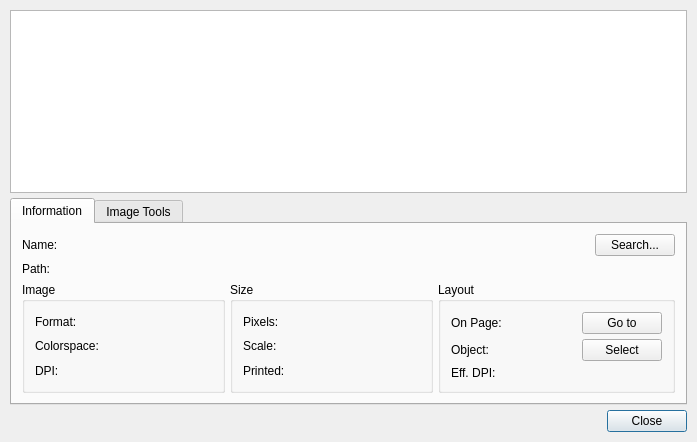
scribusproject/scribus, file scribus/picstatus.ui: the form before one commit.
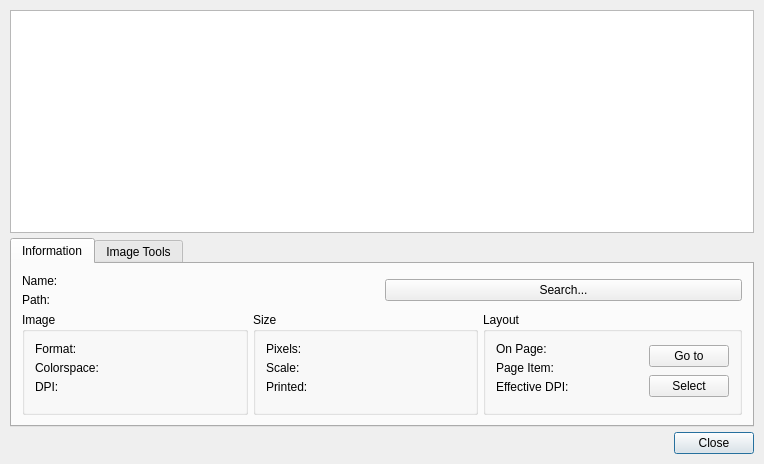
The form after the commit.

Commit message: #7298: Add tooltips to Manage Images dialog

```diff
--- a/scribus/picstatus.ui
+++ b/scribus/picstatus.ui
@@ -8,8 +8,8 @@
    <rect>
     <x>0</x>
     <y>0</y>
-    <width>697</width>
-    <height>442</height>
+    <width>764</width>
+    <height>464</height>
    </rect>
   </property>
   <property name="windowTitle" >
@@ -77,49 +77,48 @@
       <number>0</number>
      </property>
      <widget class="QWidget" name="tabInfo" >
+      <property name="geometry" >
+       <rect>
+        <x>0</x>
+        <y>0</y>
+        <width>736</width>
+        <height>181</height>
+       </rect>
+      </property>
       <attribute name="title" >
        <string>Information</string>
       </attribute>
-      <layout class="QVBoxLayout" >
-       <property name="spacing" >
-        <number>5</number>
-       </property>
-       <property name="leftMargin" >
-        <number>10</number>
-       </property>
-       <property name="topMargin" >
-        <number>10</number>
-       </property>
-       <property name="rightMargin" >
-        <number>10</number>
-       </property>
-       <property name="bottomMargin" >
-        <number>10</number>
-       </property>
+      <layout class="QVBoxLayout" name="verticalLayout_2" >
        <item>
-        <layout class="QGridLayout" >
-         <property name="leftMargin" >
-          <number>0</number>
-         </property>
-         <property name="topMargin" >
-          <number>0</number>
-         </property>
-         <property name="rightMargin" >
-          <number>0</number>
-         </property>
-         <property name="bottomMargin" >
-          <number>0</number>
-         </property>
-         <property name="horizontalSpacing" >
-          <number>5</number>
-         </property>
-         <property name="verticalSpacing" >
-          <number>5</number>
-         </property>
-         <item row="1" column="1" >
-          <widget class="QLabel" name="displayPath" >
+        <layout class="QHBoxLayout" name="horizontalLayout_3" >
+         <item>
+          <layout class="QFormLayout" name="formLayout_4" >
+           <item row="0" column="0" >
+            <widget class="QLabel" name="textLabel1" >
+             <property name="sizePolicy" >
+              <sizepolicy vsizetype="Preferred" hsizetype="Minimum" >
+               <horstretch>0</horstretch>
+               <verstretch>0</verstretch>
+              </sizepolicy>
+             </property>
+             <property name="minimumSize" >
+              <size>
+               <width>70</width>
+               <height>0</height>
+              </size>
+             </property>
+             <property name="text" >
+              <string>Name:</string>
+             </property>
+             <property name="wordWrap" >
+              <bool>false</bool>
+             </property>
+            </widget>
+           </item>
+           <item row="0" column="1" >
+            <widget class="QLabel" name="displayName" >
            <property name="sizePolicy" >
-            <sizepolicy vsizetype="Preferred" hsizetype="Expanding" >
+              <sizepolicy vsizetype="Preferred" hsizetype="Maximum" >
              <horstretch>0</horstretch>
              <verstretch>0</verstretch>
             </sizepolicy>
@@ -163,7 +162,37 @@
            </property>
           </widget>
          </item>
-         <item row="0" column="2" >
+           <item row="1" column="1" >
+            <widget class="QLabel" name="displayPath" >
+             <property name="sizePolicy" >
+              <sizepolicy vsizetype="Preferred" hsizetype="Maximum" >
+               <horstretch>0</horstretch>
+               <verstretch>0</verstretch>
+              </sizepolicy>
+             </property>
+             <property name="minimumSize" >
+              <size>
+               <width>220</width>
+               <height>0</height>
+              </size>
+             </property>
+             <property name="toolTip" >
+              <string>Location where the image file is stored</string>
+             </property>
+             <property name="text" >
+              <string/>
+             </property>
+             <property name="alignment" >
+              <set>Qt::AlignLeading|Qt::AlignLeft|Qt::AlignVCenter</set>
+             </property>
+             <property name="wordWrap" >
+              <bool>false</bool>
+             </property>
+            </widget>
+           </item>
+          </layout>
+         </item>
+         <item>
           <widget class="QPushButton" name="searchButton" >
            <property name="text" >
             <string>Search...</string>
@@ -176,122 +205,23 @@
            </property>
           </widget>
          </item>
-         <item row="0" column="1" >
-          <widget class="QLabel" name="displayName" >
-           <property name="sizePolicy" >
-            <sizepolicy vsizetype="Preferred" hsizetype="Expanding" >
-             <horstretch>0</horstretch>
-             <verstretch>0</verstretch>
-            </sizepolicy>
-           </property>
-           <property name="minimumSize" >
-            <size>
-             <width>220</width>
-             <height>0</height>
-            </size>
-           </property>
-           <property name="text" >
-            <string/>
-           </property>
-           <property name="alignment" >
-            <set>Qt::AlignLeading|Qt::AlignLeft|Qt::AlignVCenter</set>
-           </property>
-           <property name="wordWrap" >
-            <bool>false</bool>
-           </property>
-          </widget>
-         </item>
-         <item row="0" column="0" >
-          <widget class="QLabel" name="textLabel1" >
-           <property name="sizePolicy" >
-            <sizepolicy vsizetype="Preferred" hsizetype="Minimum" >
-             <horstretch>0</horstretch>
-             <verstretch>0</verstretch>
-            </sizepolicy>
-           </property>
-           <property name="minimumSize" >
-            <size>
-             <width>70</width>
-             <height>0</height>
-            </size>
-           </property>
-           <property name="text" >
-            <string>Name:</string>
-           </property>
-           <property name="wordWrap" >
-            <bool>false</bool>
-           </property>
-          </widget>
-         </item>
         </layout>
        </item>
        <item>
-        <layout class="QHBoxLayout" >
-         <property name="spacing" >
-          <number>5</number>
-         </property>
-         <property name="leftMargin" >
-          <number>0</number>
-         </property>
-         <property name="topMargin" >
-          <number>0</number>
-         </property>
-         <property name="rightMargin" >
-          <number>0</number>
-         </property>
-         <property name="bottomMargin" >
-          <number>0</number>
-         </property>
+        <layout class="QHBoxLayout" name="horizontalLayout_2" >
          <item>
           <widget class="QGroupBox" name="groupImage" >
            <property name="title" >
             <string>Image</string>
            </property>
-           <layout class="QGridLayout" >
-            <property name="leftMargin" >
-             <number>10</number>
-            </property>
-            <property name="topMargin" >
-             <number>10</number>
-            </property>
-            <property name="rightMargin" >
-             <number>10</number>
-            </property>
-            <property name="bottomMargin" >
-             <number>10</number>
-            </property>
-            <property name="horizontalSpacing" >
-             <number>5</number>
-            </property>
-            <property name="verticalSpacing" >
-             <number>5</number>
-            </property>
-            <item row="1" column="1" >
-             <widget class="QLabel" name="displayColorspace" >
-              <property name="minimumSize" >
-               <size>
-                <width>70</width>
-                <height>0</height>
-               </size>
-              </property>
+           <layout class="QFormLayout" name="formLayout" >
+            <item row="0" column="0" >
+             <widget class="QLabel" name="textLabel6" >
               <property name="text" >
-               <string/>
+               <string>Format:</string>
               </property>
-              <property name="wordWrap" >
-               <bool>false</bool>
-              </property>
-             </widget>
-            </item>
-            <item row="2" column="1" >
-             <widget class="QLabel" name="displayDPI" >
-              <property name="minimumSize" >
-               <size>
-                <width>70</width>
-                <height>0</height>
-               </size>
-              </property>
-              <property name="text" >
-               <string/>
+              <property name="alignment" >
+               <set>Qt::AlignLeading|Qt::AlignLeft|Qt::AlignVCenter</set>
               </property>
               <property name="wordWrap" >
                <bool>false</bool>
@@ -327,13 +257,19 @@
               </property>
              </widget>
             </item>
-            <item row="0" column="0" >
-             <widget class="QLabel" name="textLabel6" >
+            <item row="1" column="1" >
+             <widget class="QLabel" name="displayColorspace" >
+              <property name="minimumSize" >
+               <size>
+                <width>70</width>
+                <height>0</height>
+               </size>
+              </property>
+              <property name="toolTip" >
+               <string>Colorspace used within the image, eg RGB or CMYK</string>
+              </property>
               <property name="text" >
-               <string>Format:</string>
-              </property>
-              <property name="alignment" >
-               <set>Qt::AlignLeading|Qt::AlignLeft|Qt::AlignVCenter</set>
+               <string/>
               </property>
               <property name="wordWrap" >
                <bool>false</bool>
@@ -353,6 +289,25 @@
               </property>
              </widget>
             </item>
+            <item row="2" column="1" >
+             <widget class="QLabel" name="displayDPI" >
+              <property name="minimumSize" >
+               <size>
+                <width>70</width>
+                <height>0</height>
+               </size>
+              </property>
+              <property name="toolTip" >
+               <string>Native resolution of the image, in dots per inch</string>
+              </property>
+              <property name="text" >
+               <string/>
+              </property>
+              <property name="wordWrap" >
+               <bool>false</bool>
+              </property>
+             </widget>
+            </item>
            </layout>
           </widget>
          </item>
@@ -361,61 +316,11 @@
            <property name="title" >
             <string>Size</string>
            </property>
-           <layout class="QGridLayout" >
-            <property name="leftMargin" >
-             <number>10</number>
-            </property>
-            <property name="topMargin" >
-             <number>10</number>
-            </property>
-            <property name="rightMargin" >
-             <number>10</number>
-            </property>
-            <property name="bottomMargin" >
-             <number>10</number>
-            </property>
-            <property name="horizontalSpacing" >
-             <number>5</number>
-            </property>
-            <property name="verticalSpacing" >
-             <number>5</number>
-            </property>
-            <item row="2" column="1" >
-             <widget class="QLabel" name="displayPrintSize" >
-              <property name="minimumSize" >
-               <size>
-                <width>120</width>
-                <height>0</height>
-               </size>
-              </property>
+           <layout class="QFormLayout" name="formLayout_2" >
+            <item row="0" column="0" >
+             <widget class="QLabel" name="textLabel9" >
               <property name="text" >
-               <string/>
-              </property>
-              <property name="wordWrap" >
-               <bool>false</bool>
-              </property>
-             </widget>
-            </item>
-            <item row="1" column="1" >
-             <widget class="QLabel" name="displayScale" >
-              <property name="minimumSize" >
-               <size>
-                <width>120</width>
-                <height>0</height>
-               </size>
-              </property>
-              <property name="text" >
-               <string/>
-              </property>
-              <property name="wordWrap" >
-               <bool>false</bool>
-              </property>
-             </widget>
-            </item>
-            <item row="2" column="0" >
-             <widget class="QLabel" name="textLabel1_4" >
-              <property name="text" >
-               <string>Printed:</string>
+               <string>Pixels:</string>
               </property>
               <property name="wordWrap" >
                <bool>false</bool>
@@ -448,10 +353,54 @@
               </property>
              </widget>
             </item>
-            <item row="0" column="0" >
-             <widget class="QLabel" name="textLabel9" >
+            <item row="1" column="1" >
+             <widget class="QLabel" name="displayScale" >
+              <property name="minimumSize" >
+               <size>
+                <width>120</width>
+                <height>0</height>
+               </size>
+              </property>
+              <property name="toolTip" >
+               <string>Horizontal and vertical scaling applied to the image</string>
+              </property>
               <property name="text" >
-               <string>Pixels:</string>
+               <string/>
+              </property>
+              <property name="wordWrap" >
+               <bool>false</bool>
+              </property>
+             </widget>
+            </item>
+            <item row="2" column="0" >
+             <widget class="QLabel" name="textLabel1_4" >
+              <property name="text" >
+               <string>Printed:</string>
+              </property>
+              <property name="wordWrap" >
+               <bool>false</bool>
+              </property>
+             </widget>
+            </item>
+            <item row="2" column="1" >
+             <widget class="QLabel" name="displayPrintSize" >
+              <property name="sizePolicy" >
+               <sizepolicy vsizetype="Preferred" hsizetype="Preferred" >
+                <horstretch>0</horstretch>
+                <verstretch>0</verstretch>
+               </sizepolicy>
+              </property>
+              <property name="minimumSize" >
+               <size>
+                <width>120</width>
+                <height>0</height>
+               </size>
+              </property>
+              <property name="toolTip" >
+               <string>Size of the image when printed</string>
+              </property>
+              <property name="text" >
+               <string/>
               </property>
               <property name="wordWrap" >
                <bool>false</bool>
@@ -466,51 +415,13 @@
            <property name="title" >
             <string>Layout</string>
            </property>
-           <layout class="QGridLayout" >
-            <property name="leftMargin" >
-             <number>10</number>
-            </property>
-            <property name="topMargin" >
-             <number>10</number>
-            </property>
-            <property name="rightMargin" >
-             <number>10</number>
-            </property>
-            <property name="bottomMargin" >
-             <number>10</number>
-            </property>
-            <property name="horizontalSpacing" >
-             <number>5</number>
-            </property>
-            <property name="verticalSpacing" >
-             <number>5</number>
-            </property>
-            <item row="2" column="1" >
-             <widget class="QLabel" name="displayEffDPI" >
-              <property name="minimumSize" >
-               <size>
-                <width>70</width>
-                <height>0</height>
-               </size>
-              </property>
+           <layout class="QHBoxLayout" name="horizontalLayout" >
+            <item>
+             <layout class="QFormLayout" name="formLayout_3" >
+              <item row="0" column="0" >
+               <widget class="QLabel" name="textLabel5" >
               <property name="text" >
-               <string/>
-              </property>
-              <property name="wordWrap" >
-               <bool>false</bool>
-              </property>
-             </widget>
-            </item>
-            <item row="1" column="1" >
-             <widget class="QLabel" name="displayObjekt" >
-              <property name="minimumSize" >
-               <size>
-                <width>70</width>
-                <height>0</height>
-               </size>
-              </property>
-              <property name="text" >
-               <string/>
+                 <string>On Page:</string>
               </property>
               <property name="wordWrap" >
                <bool>false</bool>
@@ -533,23 +444,29 @@
               </property>
              </widget>
             </item>
-            <item row="1" column="2" >
-             <widget class="QPushButton" name="selectButton" >
-              <property name="text" >
-               <string>Select</string>
-              </property>
-              <property name="autoDefault" >
-               <bool>false</bool>
-              </property>
-              <property name="flat" >
-               <bool>false</bool>
-              </property>
-             </widget>
-            </item>
             <item row="1" column="0" >
              <widget class="QLabel" name="textLabel1_3" >
               <property name="text" >
-               <string>Object:</string>
+                 <string>Page Item:</string>
+                </property>
+                <property name="wordWrap" >
+                 <bool>false</bool>
+                </property>
+               </widget>
+              </item>
+              <item row="1" column="1" >
+               <widget class="QLabel" name="displayObjekt" >
+                <property name="minimumSize" >
+                 <size>
+                  <width>70</width>
+                  <height>0</height>
+                 </size>
+                </property>
+                <property name="toolTip" >
+                 <string>Name of the page item that contains the image</string>
+                </property>
+                <property name="text" >
+                 <string/>
               </property>
               <property name="wordWrap" >
                <bool>false</bool>
@@ -559,7 +476,7 @@
             <item row="2" column="0" >
              <widget class="QLabel" name="textLabel2" >
               <property name="text" >
-               <string>Eff. DPI:</string>
+                 <string>Effective DPI:</string>
               </property>
               <property name="alignment" >
                <set>Qt::AlignLeading|Qt::AlignLeft|Qt::AlignVCenter</set>
@@ -569,7 +486,30 @@
               </property>
              </widget>
             </item>
-            <item row="0" column="2" >
+              <item row="2" column="1" >
+               <widget class="QLabel" name="displayEffDPI" >
+                <property name="minimumSize" >
+                 <size>
+                  <width>70</width>
+                  <height>0</height>
+                 </size>
+                </property>
+                <property name="toolTip" >
+                 <string>Effective resolution of the image after scaling</string>
+                </property>
+                <property name="text" >
+                 <string/>
+                </property>
+                <property name="wordWrap" >
+                 <bool>false</bool>
+                </property>
+               </widget>
+              </item>
+             </layout>
+            </item>
+            <item>
+             <layout class="QVBoxLayout" name="verticalLayout" >
+              <item>
              <widget class="QPushButton" name="goPageButton" >
               <property name="text" >
                <string>Go to</string>
@@ -582,15 +522,23 @@
               </property>
              </widget>
             </item>
-            <item row="0" column="0" >
-             <widget class="QLabel" name="textLabel5" >
+              <item>
+               <widget class="QPushButton" name="selectButton" >
+                <property name="toolTip" >
+                 <string>Move to the page that the item is on and select it</string>
+                </property>
               <property name="text" >
-               <string>On Page:</string>
-              </property>
-              <property name="wordWrap" >
+                 <string>Select</string>
+                </property>
+                <property name="autoDefault" >
+                 <bool>false</bool>
+                </property>
+                <property name="flat" >
                <bool>false</bool>
               </property>
              </widget>
+              </item>
+             </layout>
             </item>
            </layout>
           </widget>
@@ -685,16 +633,7 @@
      <property name="spacing" >
       <number>5</number>
      </property>
-     <property name="leftMargin" >
-      <number>0</number>
-     </property>
-     <property name="topMargin" >
-      <number>0</number>
-     </property>
-     <property name="rightMargin" >
-      <number>0</number>
-     </property>
-     <property name="bottomMargin" >
+     <property name="margin" >
       <number>0</number>
      </property>
      <item>
```
Left out of the diff: 80 changed lines with no effect on the pictures. Lines whose indentation alone changed are shown as unchanged.
